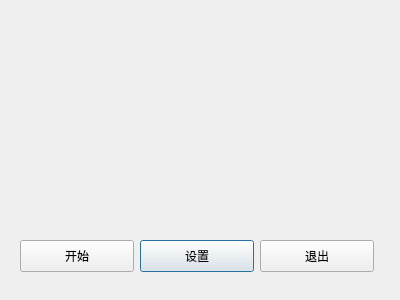
Old version of the form Main_Pro/MainController.ui in the repository ZaoHan415/GamePro.
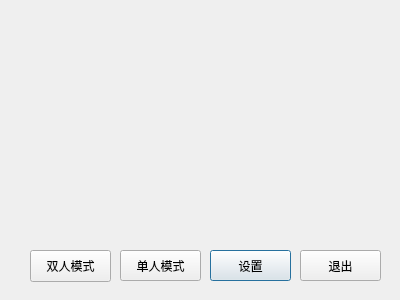
New version of the form. Icons and pictures are not drawn.

Commit message: 修改了游戏规则界面，又做了一个可供选择单人双人的按键

The edit to the form file:
```diff
--- a/Main_Pro/MainController.ui
+++ b/Main_Pro/MainController.ui
@@ -16,10 +16,10 @@
   <widget class="QPushButton" name="SZ">
    <property name="geometry">
     <rect>
-     <x>140</x>
-     <y>240</y>
-     <width>114</width>
-     <height>32</height>
+     <x>210</x>
+     <y>250</y>
+     <width>81</width>
+     <height>31</height>
     </rect>
    </property>
    <property name="text">
@@ -29,23 +29,23 @@
   <widget class="QPushButton" name="BButton">
    <property name="geometry">
     <rect>
-     <x>20</x>
-     <y>240</y>
-     <width>114</width>
+     <x>30</x>
+     <y>250</y>
+     <width>81</width>
      <height>32</height>
     </rect>
    </property>
    <property name="text">
-    <string>开始</string>
+    <string>双人模式</string>
    </property>
   </widget>
   <widget class="QPushButton" name="Quit">
    <property name="geometry">
     <rect>
-     <x>260</x>
-     <y>240</y>
-     <width>114</width>
-     <height>32</height>
+     <x>300</x>
+     <y>250</y>
+     <width>81</width>
+     <height>31</height>
     </rect>
    </property>
    <property name="text">
@@ -97,6 +97,19 @@
     <string/>
    </property>
   </widget>
+  <widget class="QPushButton" name="AButton">
+   <property name="geometry">
+    <rect>
+     <x>120</x>
+     <y>250</y>
+     <width>81</width>
+     <height>31</height>
+    </rect>
+   </property>
+   <property name="text">
+    <string>单人模式</string>
+   </property>
+  </widget>
  </widget>
  <resources/>
  <connections/>
```
The commit also changes 4 other files.
